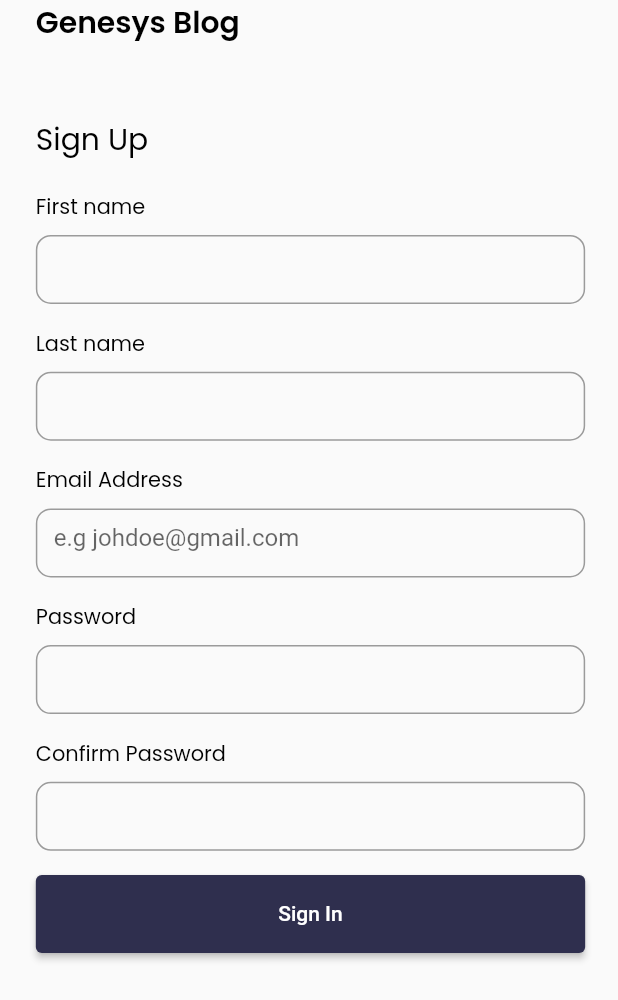
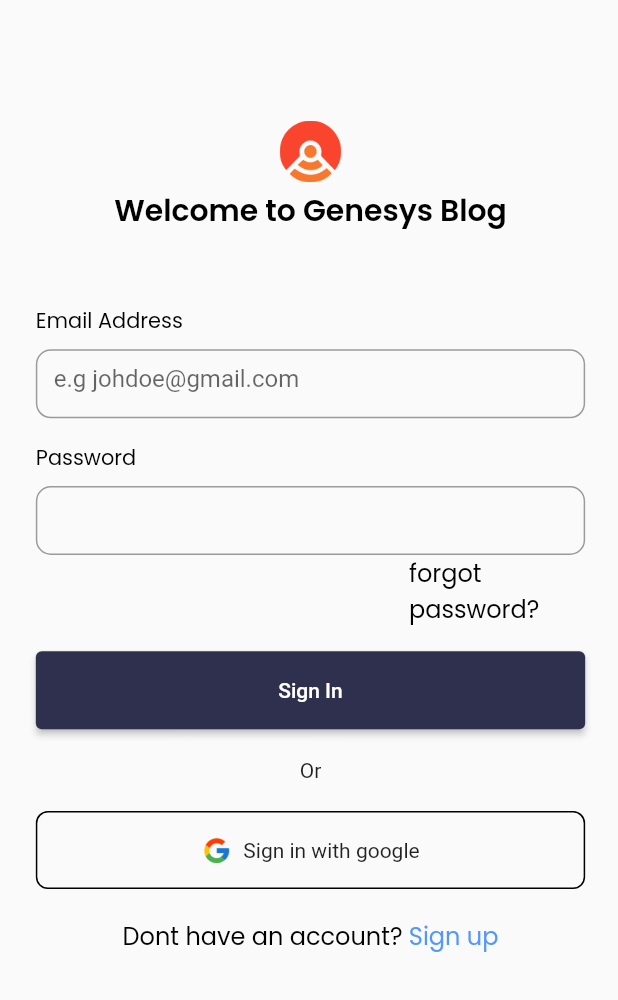
Before and after one commit to Imma76/genysis-blog-replica, a Flutter app: the screen it shows after launch, on a phone screen of 412 x 824 dp. Shown: the top 1000 px of the screen. Run offline on Flutter 3.47's test engine with Material 2 defaults, Android fonts, the phone set to English and light mode, and no system bars; our stand-ins replace bot_toast, cached_network_image, flutter_markdown, flutter_riverpod, flutter_screenutil, gap and 3 more; missing offline and left inert: markdown, markdown_editable_textinput; accounts and stored records are empty.

Commit message:
finished mobile sign in and sign up

```diff
--- a/lib/views/mobile_view/authentication_view/sign_in.dart
+++ b/lib/views/mobile_view/authentication_view/sign_in.dart
@@ -33,73 +33,23 @@ class _SignInState extends ConsumerState<MobileSignIn> {
         child: Column(
           crossAxisAlignment: CrossAxisAlignment.start,
           children: [
-             Text(
-                'Genesys Blog',
+            Gap(100.h),
+            Center(child: Image.asset('assets/logo.png', height:51.h, width:51.w)),
+            Gap(5.h),
+             Center(
+               child: Text(
+                  'Welcome to Genesys Blog',
                   style: GoogleFonts.poppins(
                     fontSize: 20.sp,
                     fontWeight: FontWeight.w600,
                     color: black,
                   ),
                 ),
+             ),
               Gap(60.h),
+
                     Text(
-                'Sign Up',
-                textAlign: TextAlign.left,
-                style: GoogleFonts.poppins(
-                  fontSize: 20.sp,
-                  fontWeight: FontWeight.w400,
-                  color: black,
-                ),
-              ),
-              Gap(24.h),
-               Text(
-                'First name',
-                style: GoogleFonts.poppins(
-                  fontSize: 14.sp,
-                  fontWeight: FontWeight.w400,
-                  color: black,
-                ),
-              ),Gap(10.h),
-               SizedBox(
-                    height: 46,
-                    child: TextField(
-                     controller: _userController.firstNameController,
-                      //  maxLines: 0,
-                      decoration: InputDecoration(
-                   //       hintText: 'e.g johdoe@gmail.com',
-                          border: OutlineInputBorder(
-                              borderRadius: BorderRadius.circular(10),
-                              borderSide: BorderSide(
-                                color: black,
-                              ))),
-                    ),
-                  ),
-                  Gap(20.h),
-                    Text(
-                'Last name',
-                style: GoogleFonts.poppins(
-                  fontSize: 14.sp,
-                  fontWeight: FontWeight.w400,
-                  color: black,
-                ),
-              ),Gap(10.h),
-               SizedBox(
-                    height: 46,
-                    child: TextField(
-                     controller: _userController.lastNameController,
-                      //  maxLines: 0,
-                      decoration: InputDecoration(
-                    //      hintText: 'e.g johdoe@gmail.com',
-                          border: OutlineInputBorder(
-                              borderRadius: BorderRadius.circular(10),
-                              borderSide: BorderSide(
-                                color: black,
-                              ))),
-                    ),
-                  ),
-                  Gap(20.h),
-                    Text(
-                'Email Address',
+                'Email Address',textAlign: TextAlign.left,
                 style: GoogleFonts.poppins(
                   fontSize: 14.sp,
                   fontWeight: FontWeight.w400,
@@ -143,29 +93,17 @@ class _SignInState extends ConsumerState<MobileSignIn> {
                               ))),
                     ),
                   ),
-                  Gap(20.h),
-                    Text(
-                'Confirm Password',
+                   Padding(
+                    padding:  EdgeInsets.only(
+                      left: 250.w,
+                    ),
+                    child: Text('forgot password?',
                         style: GoogleFonts.poppins(
-                  fontSize: 14.sp,
-                  fontWeight: FontWeight.w400,
+                            fontSize: 16,
                             color: black,
+                            fontWeight: FontWeight.w400)),
                   ),
-              ),Gap(10.h),
-               SizedBox(
-                    height: 46,
-                    child: TextField(
-                      controller: _userController.confirmPasswordController,
-                      //  maxLines: 0,
-                      decoration: InputDecoration(
-                   //       hintText: 'e.g johdoe@gmail.com',
-                          border: OutlineInputBorder(
-                              borderRadius: BorderRadius.circular(10),
-                              borderSide: BorderSide(
-                                color: black,
-                              ))),
-                    ),
-                  ),
+
                   Gap(20.h),
                   ElevatedButton(
                     onPressed: () async {
@@ -180,7 +118,58 @@ class _SignInState extends ConsumerState<MobileSignIn> {
                         : const Text('Sign In'),
                     style: ElevatedButton.styleFrom(
                         primary: darkBlueColor, fixedSize: const Size(480, 52)),
+                  ), Gap(24.h),
+                  const Center(child: Text('Or')),
+                   Gap(24.h),
+                  Container(
+                    width: 480,
+                    height: 52,
+                    child: Row(
+                      mainAxisAlignment: MainAxisAlignment.center,
+                      crossAxisAlignment: CrossAxisAlignment.center,
+                      children: [
+                        Image.asset(
+                          'assets/google.png',
+                          width: 20,
+                          height: 20,
                         ),
+                        const Gap(8),
+                        const Text('Sign in with google'),
+                      ],
+                    ),
+                    decoration: BoxDecoration(
+                        borderRadius: BorderRadius.circular(8),
+                        border: Border.all(color: black)),
+                  ),
+                  Gap(24.h),
+                  GestureDetector(
+                    onTap: () {
+                      // Navigator.pushReplacement(context,
+                      //     MaterialPageRoute(builder: (context) {
+                      //   return const SignUp();
+                      // }));
+                    },
+                    child: Center(
+                      child: RichText(
+                        text: TextSpan(
+                          children: <TextSpan>[
+                            TextSpan(
+                                text: 'Dont have an account?',
+                                style: GoogleFonts.poppins(
+                                    fontSize: 16,
+                                    color: black,
+                                    fontWeight: FontWeight.w400)),
+                            TextSpan(
+                                text: ' Sign up',
+                                style: GoogleFonts.poppins(
+                                    fontSize: 16,
+                                    color: lightBlue,
+                                    fontWeight: FontWeight.w400)),
+                          ],
+                        ),
+                      ),
+                    ),
+                  )
           ],
         ),
       ),
```
Also changed, not shown: lib/views/mobile_view/authentication_view/sign_up.dart (+189 -0 lines), assets/logo.png (added). Lines whose indentation alone changed are shown as unchanged.
